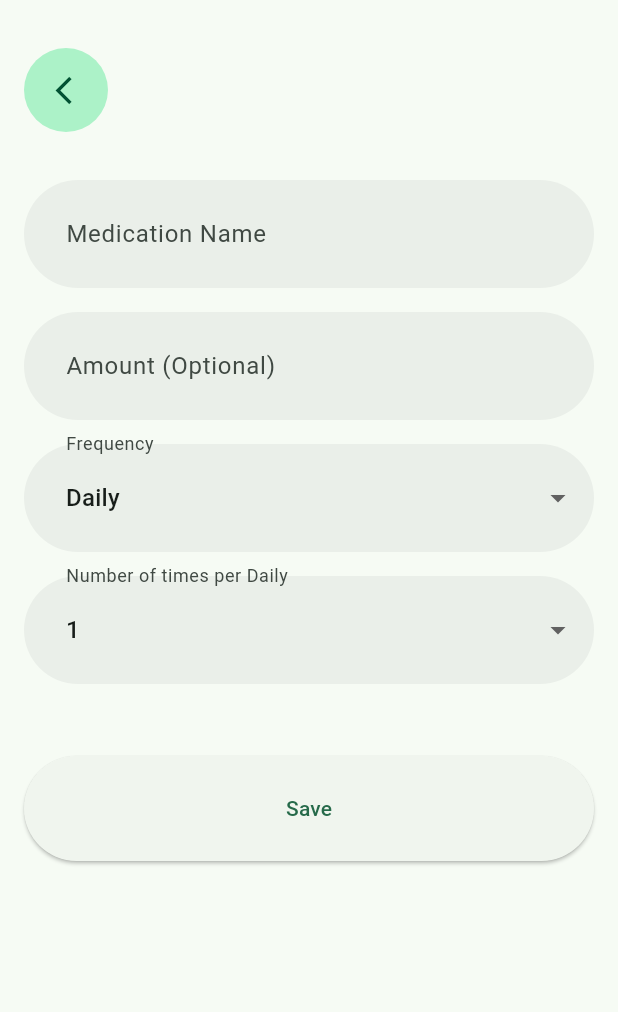
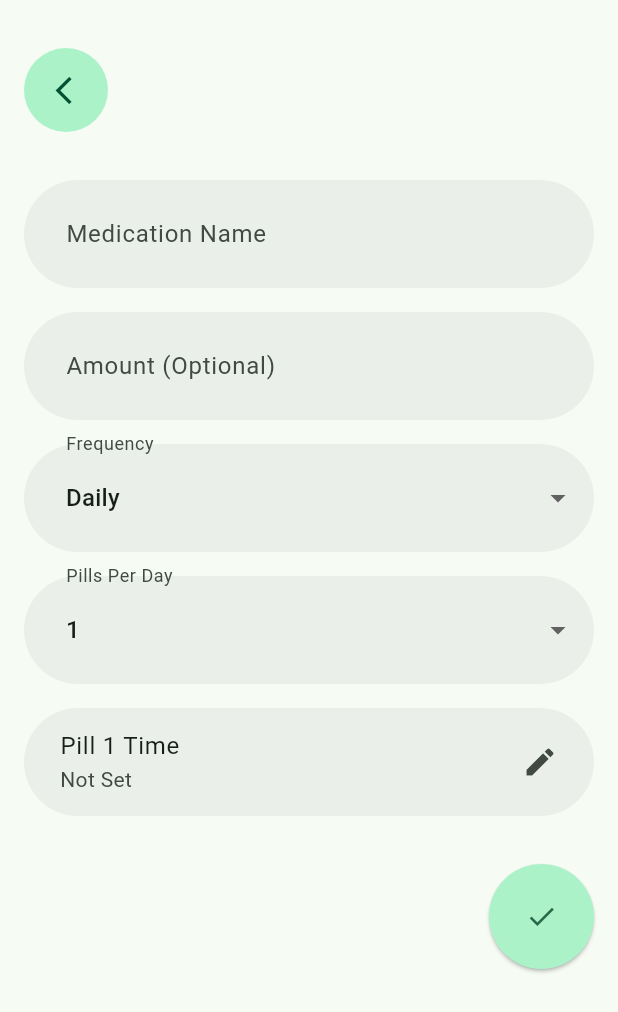
Before and after one commit to MoazSalem/Flutter_Pills_Reminder, a Flutter app: the MedicationScreen screen opened directly, on a phone screen of 412 x 824 dp. Shown: the top 1012 px of the screen. Run offline on Flutter 3.47's test engine with Material 3 defaults, Android fonts, the light colour scheme and no system bars.

Commit message:
Pill time widget for medication screen

```diff
--- a/lib/features/medications/presentation/screens/medication_screen.dart
+++ b/lib/features/medications/presentation/screens/medication_screen.dart
@@ -1,9 +1,11 @@
 import 'package:flutter/material.dart';
 import 'package:pills_reminder/core/models/medication.dart';
 import 'package:pills_reminder/core/styles/sizes.dart';
+import 'package:pills_reminder/core/styles/styles.dart';
 import 'package:pills_reminder/features/medications/presentation/widgets/custom_appbar.dart';
 import 'package:pills_reminder/features/medications/presentation/widgets/custom_text_formfield.dart';
 import 'package:pills_reminder/features/medications/presentation/widgets/custom_drop_down.dart';
+import 'package:pills_reminder/features/medications/presentation/widgets/pill_time.dart';
 
 class MedicationScreen extends StatefulWidget {
   const MedicationScreen({super.key});
@@ -20,7 +22,7 @@ class _MedicationScreenState extends State<MedicationScreen> {
   int repeatTimes = 1;
   List<Weekday> selectedDays = [];
 
-  final List<DateTime> notificationTimes = [];
+  final List<TimeOfDay> times = [];
 
   Map<Weekday, bool> days = {
     Weekday.saturday: false,
@@ -90,26 +92,57 @@ class _MedicationScreenState extends State<MedicationScreen> {
                   }),
                   label: 'Frequency',
                 ),
-                if (frequency == MedicationFrequency.daily)
                 CustomDropDown(
                   value: repeatTimes,
                   items: List.generate(20, (i) => i + 1),
                   onChanged: (value) => setState(() {
                     repeatTimes = value!;
                   }),
-                    label: 'Number of times per ${frequencies[frequency]}',
+                  label: 'Pills Per Day',
                 ),
                 // Days selection should be here
-                Container(),
+                ...List.generate(
+                  repeatTimes,
+                  (i) => PillTime(
+                    i: i,
+                    times: times,
+                    validator: (value) {
+                      if (value == null) {
+                        return 'Please select a time';
+                      }
+                      return null;
+                    },
+                    onTap: () async {
+                      final time = await showTimePicker(
+                        context: context,
+                        initialTime: TimeOfDay.now(),
+                      );
+                      if (time != null) {
+                        setState(() => times.add(time));
+                      }
+                      return time;
+                    },
+                  ),
+                ),
+
                 // Notification Scheduling should be here
                 Container(),
                 Row(
-                  mainAxisSize: MainAxisSize.max,
+                  mainAxisAlignment: MainAxisAlignment.end,
                   children: [
-                    Expanded(
-                      child: SizedBox(
+                    SizedBox(
                       height: AppSizes.buttonHeight,
                       child: ElevatedButton(
+                        style: ElevatedButton.styleFrom(
+                          backgroundColor: Theme.of(
+                            context,
+                          ).colorScheme.primaryContainer,
+                          shape: RoundedRectangleBorder(
+                            borderRadius: BorderRadius.circular(
+                              AppSizes.roundedRadius,
+                            ),
+                          ),
+                        ),
                         onPressed: () {
                           if (!formKey.currentState!.validate()) {
                             return;
@@ -123,12 +156,12 @@ class _MedicationScreenState extends State<MedicationScreen> {
                           // );
                           Navigator.pop(context);
                         },
-                          child: const Text('Save'),
-                        ),
+                        child: Icon(Icons.done, size: AppSizes.largeIconSize),
                       ),
                     ),
                   ],
                 ),
+                const SizedBox(width: AppSizes.normalPadding),
               ],
             ),
           ),
--- /dev/null
+++ b/lib/features/medications/presentation/widgets/pill_time.dart
@@ -0,0 +1,80 @@
+import 'package:flutter/material.dart';
+import 'package:pills_reminder/core/styles/sizes.dart';
+
+class PillTime extends StatelessWidget {
+  const PillTime({
+    super.key,
+    required this.i,
+    required this.times,
+    this.validator,
+    required this.onTap,
+  });
+
+  final int i;
+  final List<TimeOfDay> times;
+  final String? Function(TimeOfDay?)? validator;
+  final Future<TimeOfDay?> Function() onTap;
+
+  @override
+  Widget build(BuildContext context) {
+    return FormField<TimeOfDay>(
+      key: ValueKey(i),
+      initialValue: times.isNotEmpty && i < times.length ? times[i] : null,
+      validator: validator,
+      builder: (field) {
+        final hasError = field.hasError;
+
+        return Column(
+          crossAxisAlignment: CrossAxisAlignment.start,
+          children: [
+            Container(
+              decoration: BoxDecoration(
+                color: Theme.of(context).colorScheme.surfaceContainer,
+                borderRadius: BorderRadius.circular(AppSizes.roundedRadius),
+                border: hasError
+                    ? Border.all(
+                        color: Theme.of(context).colorScheme.error,
+                        width: 1,
+                      )
+                    : null,
+              ),
+              child: ListTile(
+                contentPadding: const EdgeInsets.symmetric(
+                  horizontal: AppSizes.largePadding,
+                ),
+                title: Text('Pill ${i + 1} Time'),
+                subtitle: field.value != null
+                    ? Text(field.value!.format(context))
+                    : const Text("Not Set"),
+                trailing: InkWell(
+                  borderRadius: BorderRadius.circular(AppSizes.roundedRadius),
+                  onTap: () async {
+                    final pickedTime = await onTap();
+                    if (pickedTime != null) {
+                      field.didChange(pickedTime);
+                    }
+                  },
+                  child: const Icon(Icons.edit),
+                ),
+              ),
+            ),
+            if (hasError)
+              Padding(
+                padding: const EdgeInsets.symmetric(
+                  horizontal: AppSizes.largePadding,
+                  vertical: 4,
+                ),
+                child: Text(
+                  field.errorText!,
+                  style: TextStyle(
+                    color: Theme.of(context).colorScheme.error,
+                    fontSize: 12,
+                  ),
+                ),
+              ),
+          ],
+        );
+      },
+    );
+  }
+}
```
Lines whose indentation alone changed are shown as unchanged.
